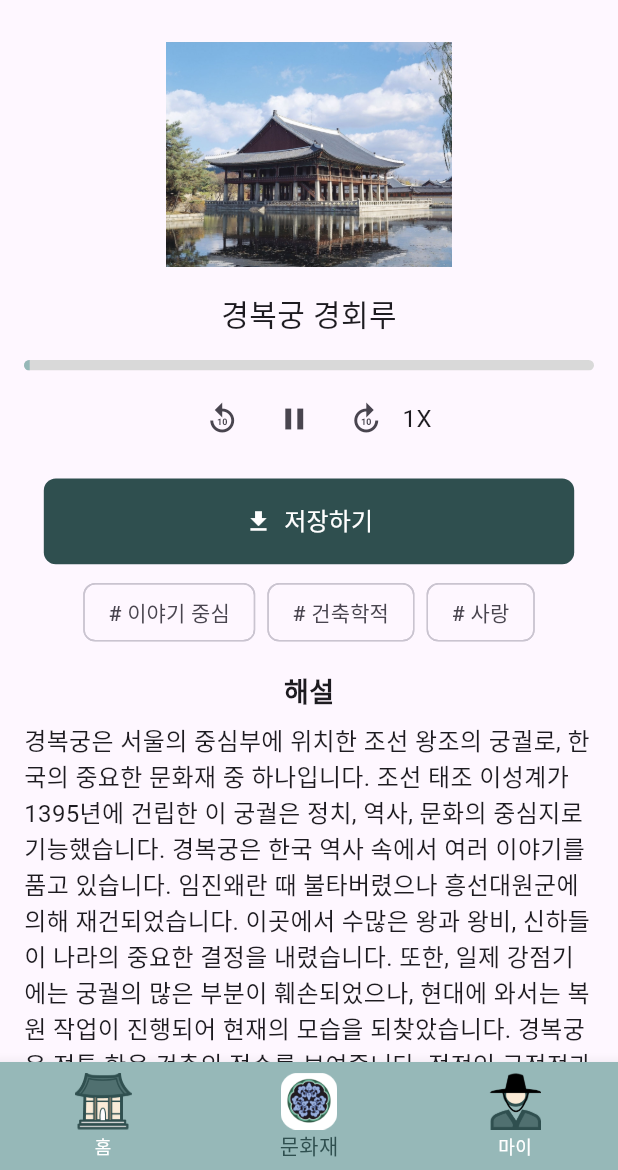
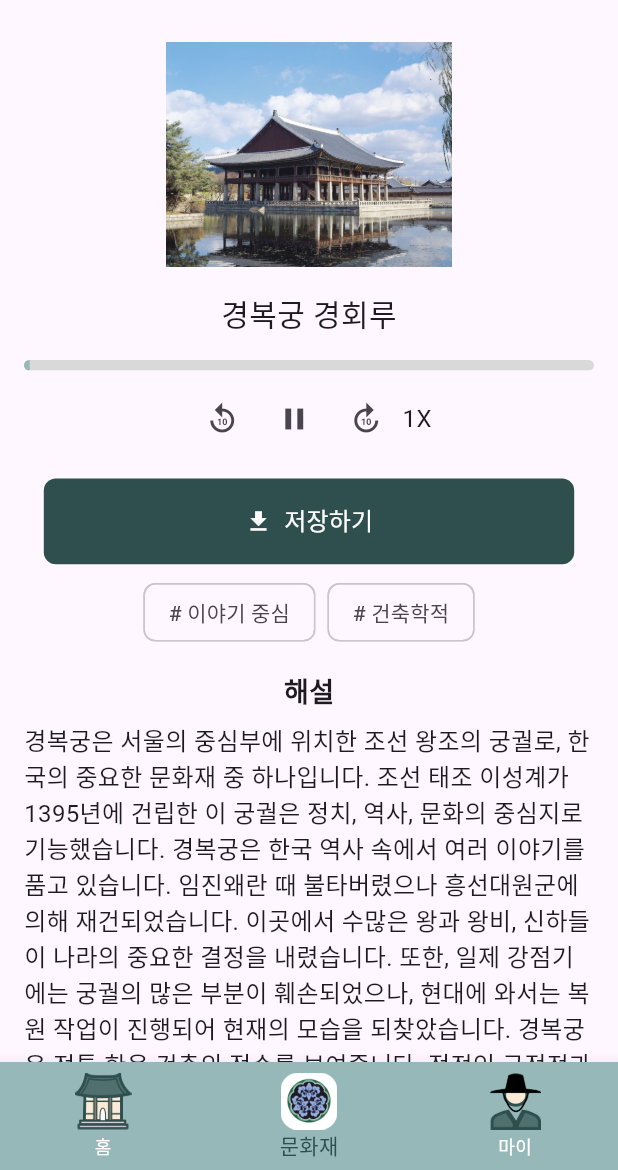
Before and after one commit to qkrtnwjd4212/sw_univ_digital_competition, a Flutter app: the PlayExplanationScreen screen opened directly, on a phone screen of 412 x 824 dp, the part 66-1236 px from its top. Run offline on Flutter 3.47's test engine with Material 3 defaults, Android fonts, the phone set to English and light mode, and no system bars; our stand-ins replace carousel_slider, firebase_core, flutter_dotenv, geolocator, get, google_sign_in and 1 more; missing offline and left inert: flutter_naver_login, flutter_naver_map, xml2json; accounts and stored records are empty; network calls fail.

Commit message:
/#7/ 기타등등 수정

```diff
--- a/lib/screen/docent_chat/generate_explanation.dart
+++ b/lib/screen/docent_chat/generate_explanation.dart
@@ -10,7 +10,7 @@ class GenerateExplanationScreen extends StatefulWidget {
 
 class _GenerateExplanationScreenState extends State<GenerateExplanationScreen> {
   var heritage_name = "경복궁 경회루";
-  var tags = ["이야기 중심", "건축학적"];
+  var tags = [];
   final TextEditingController tagController = TextEditingController();
 
   void addTag(String tag) {
--- a/lib/screen/docent_chat/play_explanation.dart
+++ b/lib/screen/docent_chat/play_explanation.dart
@@ -13,7 +13,7 @@ class _PlayExplanationScreenState extends State<PlayExplanationScreen> {
   ColorPallet colorPallet = ColorPallet();
 
   var heritageName = "경복궁 경회루";
-  var description = "경복궁은 서울의 중심부에 위치한 조선 왕조의 궁궐로, 한국의 중요한 문화재 중 하나입니다. 조선 태조 이성계가 1395년에 건립한 이 궁궐은 정치, 역사, 문화의 중심지로 기능했습니다. 경복궁은 한국 역사 속에서 여러 이야기를 품고 있습니다. 임진왜란 때 불타버렸으나 흥선대원군에 의해 재건되었습니다. 이곳에서 수많은 왕과 왕비, 신하들이 나라의 중요한 결정을 내렸습니다. 또한, 일제 강점기에는 궁궐의 많은 부분이 훼손되었으나, 현대에 와서는 복원 작업이 진행되어 현재의 모습을 되찾았습니다. 경복궁은 전통 한옥 건축의 정수를 보여줍니다. 정전인 근정전과 왕의 생활 공간인 강녕전, 그리고 후원의 향원정 등 각 건물은 독특한 조형미를 자랑합니다. 궁궐의 배치는 풍수지리 사상을 반영하여 지어졌으며, 건물들은 기둥과 서까래, 기와지붕 등 전통 목조 건축 기법을 사용했습니다. 또한, 궁궐 내의 정원과 연못은 자연과 조화를 이루며 아름다운 경관을 자아냅니다. 경복궁은 단순한 정치적 공간을 넘어, 왕과 왕비의 사랑 이야기도 담고 있습니다. 특히 경회루는 왕과 왕비가 함께 연회를 즐기던 장소로, 조선의 로맨스를 상징합니다. 또한, 후궁들이 머물던 공간과 후원은 이들의 삶과 사랑이 묻어나는 장소입니다. 경복궁은 한국의 역사와 문화를 상징하는 장소로, 많은 이들에게 사랑받고 있으며, 그 안에 담긴 다양한 이야기는 오늘날까지도 큰 감동을 줍니다.";
+  var description = "경복궁은 서울의 중심부에 위치한 조선 왕조의 궁궐로, 한국의 중요한 문화재 중 하나입니다. 조선 태조 이성계가 1395년에 건립한 이 궁궐은 정치, 역사, 문화의 중심지로 기능했습니다. 경복궁은 한국 역사 속에서 여러 이야기를 품고 있습니다. 임진왜란 때 불타버렸으나 흥선대원군에 의해 재건되었습니다. 이곳에서 수많은 왕과 왕비, 신하들이 나라의 중요한 결정을 내렸습니다. 또한, 일제 강점기에는 궁궐의 많은 부분이 훼손되었으나, 현대에 와서는 복원 작업이 진행되어 현재의 모습을 되찾았습니다. 경복궁은 전통 한옥 건축의 정수를 보여줍니다. 정전인 근정전과 왕의 생활 공간인 강녕전, 그리고 후원의 향원정 등 각 건물은 독특한 조형미를 자랑합니다. 궁궐의 배치는 풍수지리 사상을 반영하여 지어졌으며, 건물들은 기둥과 서까래, 기와지붕 등 전통 목조 건축 기법을 사용했습니다. 또한, 궁궐 내의 정원과 연못은 자연과 조화를 이루며 아름다운 경관을 자아냅니다. 경복궁은 한국의 역사와 문화를 상징하는 장소로, 많은 이들에게 사랑받고 있으며, 그 안에 담긴 다양한 이야기는 오늘날까지도 큰 감동을 줍니다.";
 
   double progressValue = 0.0;
   Timer? timer;
@@ -150,9 +150,6 @@ class _PlayExplanationScreenState extends State<PlayExplanationScreen> {
                 Chip(
                   label: Text('# 건축학적'),
                 ),
-                Chip(
-                  label: Text('# 사랑'),
-                ),
               ],
             ),
             SizedBox(height: 16),
```
